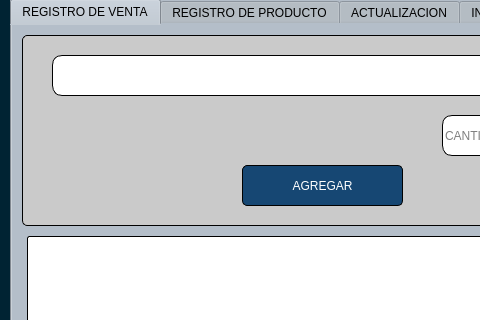
Qt form views/inventario.ui (eldaniell01/LibreriaInventario) before a commit; both pictures show x 0 to 480 and y 0 to 320 of the 1111 by 639 pixel window.
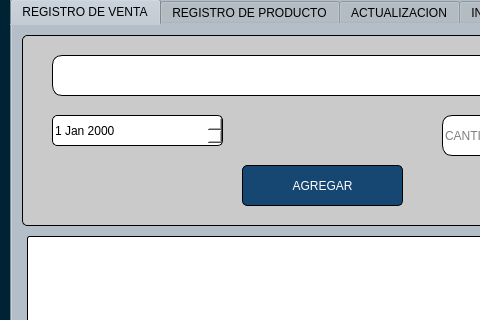
The same form after that commit.

Commit message: venta terminada

What changed in the file:
```diff
--- a/views/inventario.ui
+++ b/views/inventario.ui
@@ -159,6 +159,20 @@
        <string>CANTIDAD</string>
       </property>
      </widget>
+     <widget class="QDateEdit" name="fechaVenta">
+      <property name="geometry">
+       <rect>
+        <x>30</x>
+        <y>80</y>
+        <width>171</width>
+        <height>31</height>
+       </rect>
+      </property>
+      <property name="styleSheet">
+       <string notr="true">background-color: rgb(255, 255, 255);
+border: 1px solid;</string>
+      </property>
+     </widget>
     </widget>
     <widget class="QTableWidget" name="tablaVenta">
      <property name="geometry">
```
The commit also changes 2 other files.
